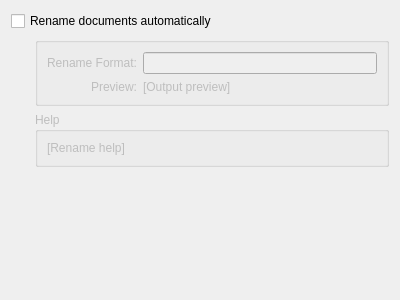
The window that importer/importerconfigdialog.ui (KDE/gwenview) describes before a commit, drawn with Qt 5.
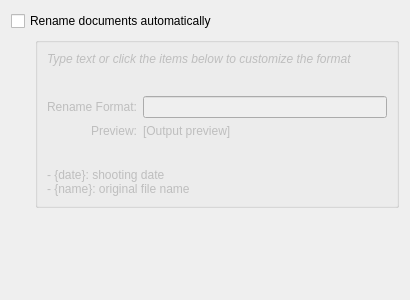
The same window after the commit. Custom widgets are drawn as their Qt base class.

```diff
--- a/importer/importerconfigdialog.ui
+++ b/importer/importerconfigdialog.ui
@@ -6,7 +6,7 @@
    <rect>
     <x>0</x>
     <y>0</y>
-    <width>400</width>
+    <width>410</width>
     <height>300</height>
    </rect>
   </property>
@@ -30,35 +30,13 @@
       <item row="0" column="0">
        <layout class="QGridLayout" name="gridLayout"/>
       </item>
-      <item row="3" column="1" colspan="2">
-       <widget class="QGroupBox" name="groupBox">
-        <property name="title">
-         <string>Help</string>
-        </property>
-        <layout class="QVBoxLayout" name="verticalLayout_2">
-         <item>
-          <widget class="QLabel" name="mRenameFormatHelpLabel">
-           <property name="text">
-            <string notr="true">[Rename help]</string>
-           </property>
-           <property name="wordWrap">
-            <bool>true</bool>
-           </property>
-           <property name="textInteractionFlags">
-            <set>Qt::LinksAccessibleByMouse</set>
-           </property>
-          </widget>
-         </item>
-        </layout>
-       </widget>
-      </item>
       <item row="1" column="1" rowspan="2" colspan="2">
        <widget class="QGroupBox" name="groupBox_2">
         <property name="title">
          <string/>
         </property>
         <layout class="QGridLayout" name="gridLayout_3">
-         <item row="0" column="0">
+         <item row="2" column="0">
           <widget class="QLabel" name="label">
            <property name="text">
             <string>Rename Format:</string>
@@ -71,17 +49,17 @@
            </property>
           </widget>
          </item>
-         <item row="0" column="1">
+         <item row="2" column="1">
           <widget class="KLineEdit" name="kcfg_AutoRenameFormat"/>
          </item>
-         <item row="1" column="1">
+         <item row="3" column="1">
           <widget class="QLabel" name="mPreviewOutputLabel">
            <property name="text">
             <string notr="true">[Output preview]</string>
            </property>
           </widget>
          </item>
-         <item row="1" column="0">
+         <item row="3" column="0">
           <widget class="QLabel" name="label_2">
            <property name="text">
             <string>Preview:</string>
@@ -91,6 +69,59 @@
            </property>
           </widget>
          </item>
+         <item row="5" column="0" colspan="2">
+          <widget class="QLabel" name="mRenameFormatHelpLabel">
+           <property name="text">
+            <string notr="true">- {date}: shooting date
+- {name}: original file name</string>
+           </property>
+           <property name="wordWrap">
+            <bool>true</bool>
+           </property>
+           <property name="textInteractionFlags">
+            <set>Qt::LinksAccessibleByMouse</set>
+           </property>
+          </widget>
+         </item>
+         <item row="0" column="0" colspan="2">
+          <widget class="QLabel" name="label_3">
+           <property name="text">
+            <string>&lt;i&gt;Type text or click the items below to customize the format&lt;/i&gt;</string>
+           </property>
+          </widget>
+         </item>
+         <item row="4" column="0" colspan="2">
+          <spacer name="verticalSpacer_2">
+           <property name="orientation">
+            <enum>Qt::Vertical</enum>
+           </property>
+           <property name="sizeType">
+            <enum>QSizePolicy::Fixed</enum>
+           </property>
+           <property name="sizeHint" stdset="0">
+            <size>
+             <width>20</width>
+             <height>24</height>
+            </size>
+           </property>
+          </spacer>
+         </item>
+         <item row="1" column="0" colspan="2">
+          <spacer name="verticalSpacer_3">
+           <property name="orientation">
+            <enum>Qt::Vertical</enum>
+           </property>
+           <property name="sizeType">
+            <enum>QSizePolicy::Fixed</enum>
+           </property>
+           <property name="sizeHint" stdset="0">
+            <size>
+             <width>20</width>
+             <height>24</height>
+            </size>
+           </property>
+          </spacer>
+         </item>
         </layout>
        </widget>
       </item>
```
